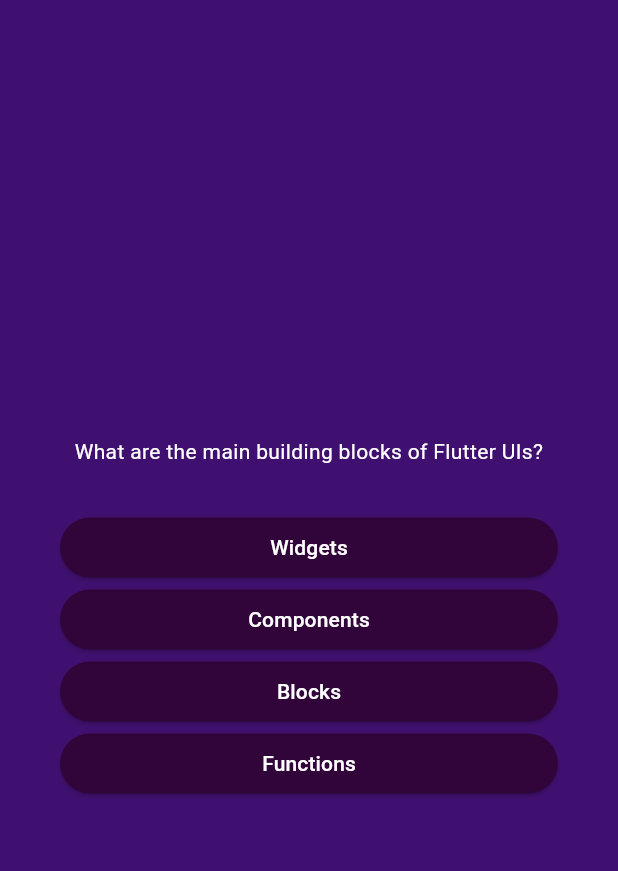
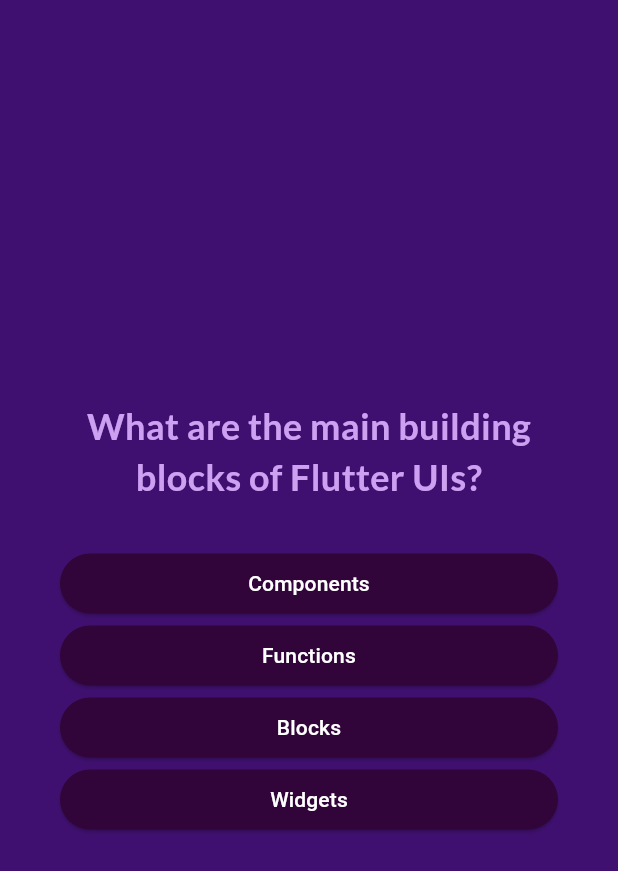
Before and after one commit to VeronikaTish/quiz_app, a Flutter app: the screen it shows after launch, after a tap on "Start Quiz", on a phone screen of 412 x 824 dp. Shown: the top 871 px of the screen. Run offline on Flutter 3.47's test engine with Material 3 defaults, Android fonts, the phone set to English and light mode, and no system bars; our stand-ins replace google_fonts.

Commit message:
add google fonts

```diff
--- a/lib/answer_button.dart
+++ b/lib/answer_button.dart
@@ -10,16 +10,16 @@ class AnswerButton extends StatelessWidget {
   Widget build(context) {
     return ElevatedButton(
       style: ElevatedButton.styleFrom(
-        padding: const EdgeInsets.symmetric(
-        vertical: 10,
-        horizontal: 40
-        ),
+        padding: const EdgeInsets.symmetric(vertical: 10, horizontal: 40),
         backgroundColor: const Color.fromARGB(255, 49, 5, 57),
         foregroundColor: Colors.white,
         shape: RoundedRectangleBorder(borderRadius: BorderRadius.circular(40)),
       ),
       onPressed: onTap,
-      child: Text(answerText),
+      child: Text(
+        answerText,
+        textAlign: TextAlign.center,
+      ),
     );
   }
 }
--- a/lib/models/quiz_question.dart
+++ b/lib/models/quiz_question.dart
@@ -3,4 +3,10 @@ class QuizQuestion {
 
   final String text;
   final List<String> answers;
+
+  List<String> getShuffledAnswers() {
+    final shuffledList = List.of(answers);
+    shuffledList.shuffle();
+    return shuffledList;
+  }
 }
--- a/lib/questions_screen.dart
+++ b/lib/questions_screen.dart
@@ -1,6 +1,7 @@
 import 'package:flutter/material.dart';
 import 'package:quiz_app/answer_button.dart';
 import 'package:quiz_app/data/questions.dart';
+import 'package:google_fonts/google_fonts.dart';
 
 class QuestionsScreen extends StatefulWidget {
   const QuestionsScreen({super.key});
@@ -12,9 +13,17 @@ class QuestionsScreen extends StatefulWidget {
 }
 
 class _QuestionsScreenState extends State<QuestionsScreen> {
+  var currentQuestionIndex = 0;
+
+  void answerQuestion() {
+    setState(() {
+      currentQuestionIndex += 1;
+    });
+  }
+
   @override
   Widget build(context) {
-    final currentQuestion = questions[0];
+    final currentQuestion = questions[currentQuestionIndex];
 
     return SizedBox(
       width: double.infinity,
@@ -26,14 +35,18 @@ class _QuestionsScreenState extends State<QuestionsScreen> {
           children: [
             Text(
               currentQuestion.text,
-              style: const TextStyle(color: Colors.white),
+              style: GoogleFonts.lato(
+                color: const Color.fromARGB(255, 206, 160, 241),
+                fontSize: 24,
+                fontWeight: FontWeight.bold,
+              ),
               textAlign: TextAlign.center,
             ),
             const SizedBox(
               height: 30,
             ),
-            ...currentQuestion.answers.map((answer) {
-              return AnswerButton(answer, () {});
+            ...currentQuestion.getShuffledAnswers().map((answer) {
+              return AnswerButton(answer, answerQuestion);
             })
           ],
         ),
--- a/lib/start_screen.dart
+++ b/lib/start_screen.dart
@@ -1,4 +1,5 @@
 import 'package:flutter/material.dart';
+import 'package:google_fonts/google_fonts.dart';
 
 class StartScreen extends StatelessWidget {
   const StartScreen(this.startQuiz, {super.key});
@@ -17,11 +18,11 @@ class StartScreen extends StatelessWidget {
             color: const Color.fromARGB(113, 255, 255, 255),
           ),
           const SizedBox(height: 40),
-          const Text(
+          Text(
             'Learn Flutter the fun way',
-            style: TextStyle(
-              fontSize: 17,
-              color: Colors.white,
+            style: GoogleFonts.lato(
+              fontSize: 24,
+              color: Color.fromARGB(255, 228, 191, 249),
             ),
           ),
           const SizedBox(height: 40),
--- a/pubspec.yaml
+++ b/pubspec.yaml
@@ -35,6 +35,7 @@ dependencies:
   # The following adds the Cupertino Icons font to your application.
   # Use with the CupertinoIcons class for iOS style icons.
   cupertino_icons: ^1.0.2
+  google_fonts: ^6.1.0
 
 dev_dependencies:
   flutter_test:
```
Also changed, not shown: pubspec.lock, 7 other files.
